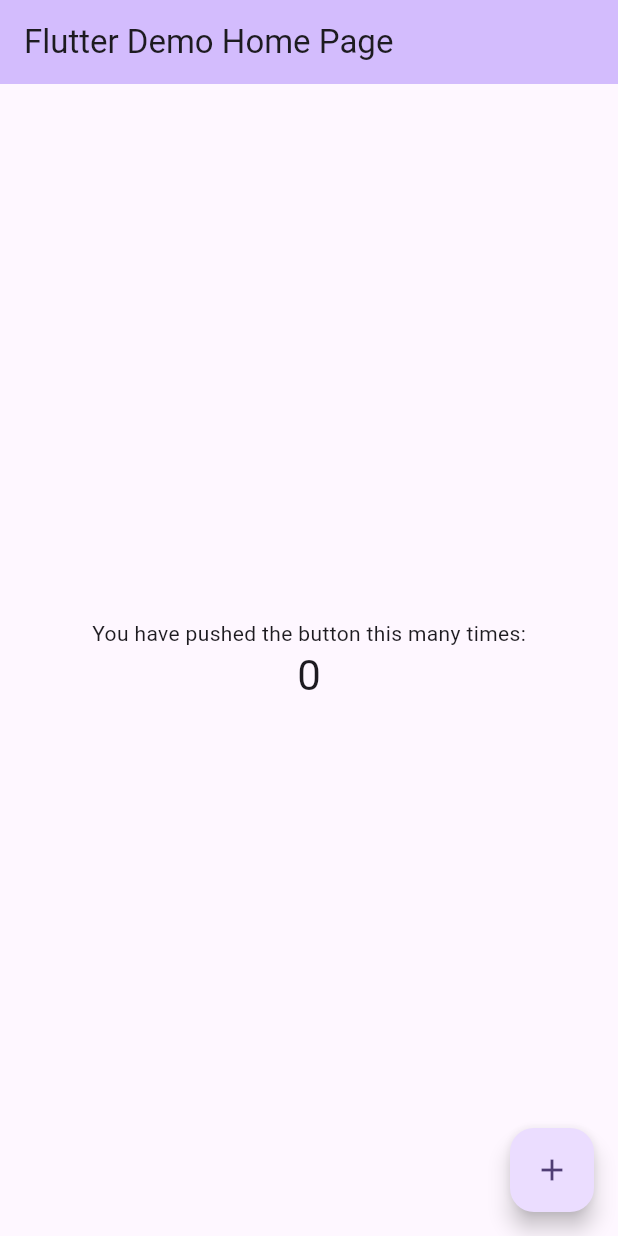
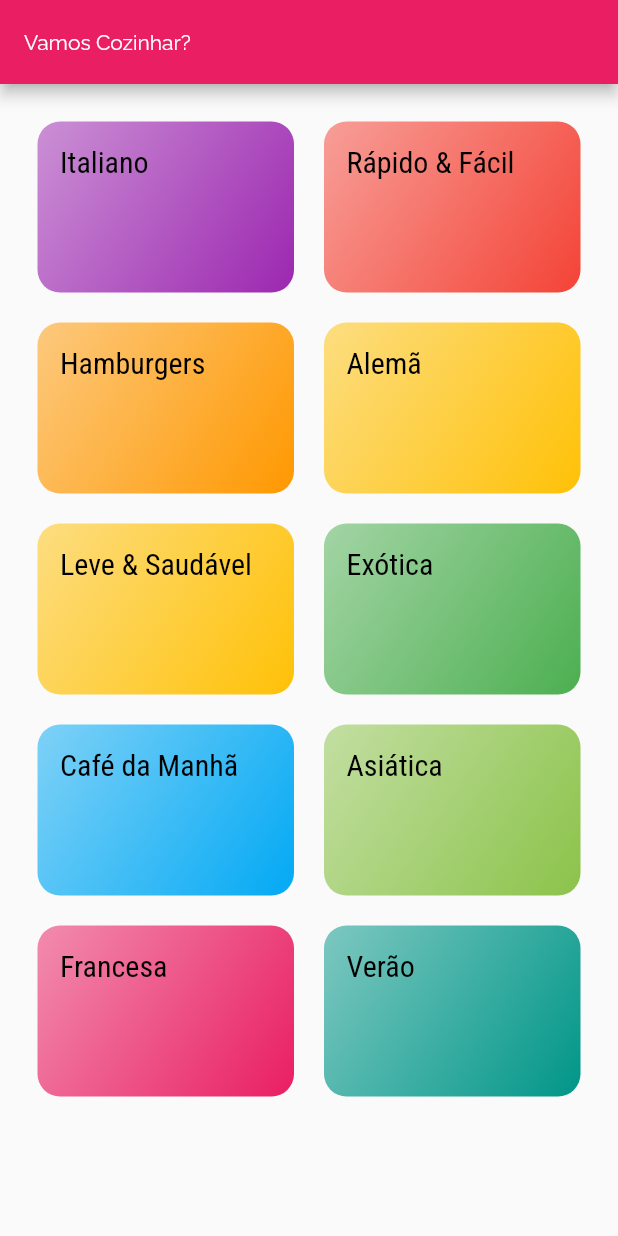
Before and after one commit to ailtonjunior-sd/meals_app, a Flutter app: the screen it shows after launch, on a phone screen of 412 x 824 dp. Run offline on Flutter 3.47's test engine with Material 2 defaults, Android fonts, the phone set to English and light mode, and no system bars.

Commit message:
screen page, tema e elementos dummy

```diff
--- /dev/null
+++ b/lib/components/category_item.dart
@@ -0,0 +1,30 @@
+import 'package:flutter/material.dart';
+import 'package:meals/models/category.dart';
+
+class CategoryItem extends StatelessWidget {
+  final Category category;
+
+  const CategoryItem(this.category, {super.key});
+
+  @override
+  Widget build(BuildContext context) {
+    return Container(
+      padding: const EdgeInsets.all(15),
+      decoration: BoxDecoration(
+        borderRadius: BorderRadius.circular(15),
+        gradient: LinearGradient(
+          colors: [
+            category.color.withOpacity(0.5),
+            category.color,
+          ],
+          begin: Alignment.topLeft,
+          end: Alignment.bottomRight,
+        ),
+      ),
+      child: Text(
+        category.title,
+        style: Theme.of(context).textTheme.titleMedium,
+      ),
+    );
+  }
+}
--- /dev/null
+++ b/lib/data/dummy-data.dart
@@ -0,0 +1,55 @@
+import 'package:flutter/material.dart';
+import 'package:meals/models/category.dart';
+
+const DUMMY_CATEGORIES = [
+  Category(
+    id: 'c1',
+    title: 'Italiano',
+    color: Colors.purple,
+  ),
+  Category(
+    id: 'c2',
+    title: 'Rápido & Fácil',
+    color: Colors.red,
+  ),
+  Category(
+    id: 'c3',
+    title: 'Hamburgers',
+    color: Colors.orange,
+  ),
+  Category(
+    id: 'c4',
+    title: 'Alemã',
+    color: Colors.amber,
+  ),
+  Category(
+    id: 'c5',
+    title: 'Leve & Saudável',
+    color: Colors.amber,
+  ),
+  Category(
+    id: 'c6',
+    title: 'Exótica',
+    color: Colors.green,
+  ),
+  Category(
+    id: 'c7',
+    title: 'Café da Manhã',
+    color: Colors.lightBlue,
+  ),
+  Category(
+    id: 'c8',
+    title: 'Asiática',
+    color: Colors.lightGreen,
+  ),
+  Category(
+    id: 'c9',
+    title: 'Francesa',
+    color: Colors.pink,
+  ),
+  Category(
+    id: 'c10',
+    title: 'Verão',
+    color: Colors.teal,
+  ),
+];
--- a/lib/main.dart
+++ b/lib/main.dart
@@ -1,125 +1,34 @@
 import 'package:flutter/material.dart';
+import 'package:meals/screens/categories_screen.dart';
 
-void main() {
-  runApp(const MyApp());
-}
+void main() => runApp(const MyApp());
 
 class MyApp extends StatelessWidget {
   const MyApp({super.key});
 
-  // This widget is the root of your application.
   @override
   Widget build(BuildContext context) {
+    final ThemeData theme = ThemeData();
     return MaterialApp(
-      title: 'Flutter Demo',
-      theme: ThemeData(
-        // This is the theme of your application.
-        //
-        // TRY THIS: Try running your application with "flutter run". You'll see
-        // the application has a blue toolbar. Then, without quitting the app,
-        // try changing the seedColor in the colorScheme below to Colors.green
-        // and then invoke "hot reload" (save your changes or press the "hot
-        // reload" button in a Flutter-supported IDE, or press "r" if you used
-        // the command line to start the app).
-        //
-        // Notice that the counter didn't reset back to zero; the application
-        // state is not lost during the reload. To reset the state, use hot
-        // restart instead.
-        //
-        // This works for code too, not just values: Most code changes can be
-        // tested with just a hot reload.
-        colorScheme: ColorScheme.fromSeed(seedColor: Colors.deepPurple),
-        useMaterial3: true,
+      title: 'DeliMeals',
+      theme: theme.copyWith(
+        colorScheme: theme.colorScheme.copyWith(
+          primary: Colors.pink,
+          secondary: Colors.amber,
+        ),
+        textTheme: theme.textTheme.copyWith(
+          bodyMedium: const TextStyle(
+            fontFamily: 'Raleway',
+            color: Colors.white,
+          ),
+          titleMedium: const TextStyle(
+            fontSize: 20,
+            fontFamily: 'RobotoCondensed',
+            color: Colors.black
+          )
+        )
       ),
-      home: const MyHomePage(title: 'Flutter Demo Home Page'),
+      home: const CategoriesScreen(),
     );
   }
 }
-
-class MyHomePage extends StatefulWidget {
-  const MyHomePage({super.key, required this.title});
-
-  // This widget is the home page of your application. It is stateful, meaning
-  // that it has a State object (defined below) that contains fields that affect
-  // how it looks.
-
-  // This class is the configuration for the state. It holds the values (in this
-  // case the title) provided by the parent (in this case the App widget) and
-  // used by the build method of the State. Fields in a Widget subclass are
-  // always marked "final".
-
-  final String title;
-
-  @override
-  State<MyHomePage> createState() => _MyHomePageState();
-}
-
-class _MyHomePageState extends State<MyHomePage> {
-  int _counter = 0;
-
-  void _incrementCounter() {
-    setState(() {
-      // This call to setState tells the Flutter framework that something has
-      // changed in this State, which causes it to rerun the build method below
-      // so that the display can reflect the updated values. If we changed
-      // _counter without calling setState(), then the build method would not be
-      // called again, and so nothing would appear to happen.
-      _counter++;
-    });
-  }
-
-  @override
-  Widget build(BuildContext context) {
-    // This method is rerun every time setState is called, for instance as done
-    // by the _incrementCounter method above.
-    //
-    // The Flutter framework has been optimized to make rerunning build methods
-    // fast, so that you can just rebuild anything that needs updating rather
-    // than having to individually change instances of widgets.
-    return Scaffold(
-      appBar: AppBar(
-        // TRY THIS: Try changing the color here to a specific color (to
-        // Colors.amber, perhaps?) and trigger a hot reload to see the AppBar
-        // change color while the other colors stay the same.
-        backgroundColor: Theme.of(context).colorScheme.inversePrimary,
-        // Here we take the value from the MyHomePage object that was created by
-        // the App.build method, and use it to set our appbar title.
-        title: Text(widget.title),
-      ),
-      body: Center(
-        // Center is a layout widget. It takes a single child and positions it
-        // in the middle of the parent.
-        child: Column(
-          // Column is also a layout widget. It takes a list of children and
-          // arranges them vertically. By default, it sizes itself to fit its
-          // children horizontally, and tries to be as tall as its parent.
-          //
-          // Column has various properties to control how it sizes itself and
-          // how it positions its children. Here we use mainAxisAlignment to
-          // center the children vertically; the main axis here is the vertical
-          // axis because Columns are vertical (the cross axis would be
-          // horizontal).
-          //
-          // TRY THIS: Invoke "debug painting" (choose the "Toggle Debug Paint"
-          // action in the IDE, or press "p" in the console), to see the
-          // wireframe for each widget.
-          mainAxisAlignment: MainAxisAlignment.center,
-          children: <Widget>[
-            const Text(
-              'You have pushed the button this many times:',
-            ),
-            Text(
-              '$_counter',
-              style: Theme.of(context).textTheme.headlineMedium,
-            ),
-          ],
-        ),
-      ),
-      floatingActionButton: FloatingActionButton(
-        onPressed: _incrementCounter,
-        tooltip: 'Increment',
-        child: const Icon(Icons.add),
-      ), // This trailing comma makes auto-formatting nicer for build methods.
-    );
-  }
-}
--- /dev/null
+++ b/lib/models/category.dart
@@ -0,0 +1,13 @@
+import 'package:flutter/material.dart';
+
+class Category {
+  final String id;
+  final String title;
+  final Color color;
+
+  const Category({
+    required this.id,
+    required this.title,
+    this.color = Colors.orange
+  });
+}
--- /dev/null
+++ b/lib/screens/categories_screen.dart
@@ -0,0 +1,31 @@
+import 'package:flutter/material.dart';
+import 'package:meals/components/category_item.dart';
+import 'package:meals/data/dummy-data.dart';
+
+class CategoriesScreen extends StatelessWidget {
+  const CategoriesScreen({super.key});
+
+  @override
+  Widget build(BuildContext context) {
+    return Scaffold(
+      appBar: AppBar(
+        title: Text(
+          'Vamos Cozinhar?',
+          style: Theme.of(context).textTheme.bodyMedium,
+        ),
+      ),
+      body: GridView(
+        padding: const EdgeInsets.all(25),
+        gridDelegate: const SliverGridDelegateWithMaxCrossAxisExtent(
+          maxCrossAxisExtent: 200,
+          childAspectRatio: 3 / 2,
+          crossAxisSpacing: 20,
+          mainAxisSpacing: 20,
+        ),
+        children: DUMMY_CATEGORIES.map((cat) {
+          return CategoryItem(cat);
+        }).toList(),
+      ),
+    );
+  }
+}
```
Also changed, not shown: pubspec.yaml (+17 -6 lines), assets/fonts/Raleway-Black.ttf (added), assets/fonts/Raleway-Bold.ttf (added), assets/fonts/Raleway-Regular.ttf (added), assets/fonts/RobotoCondensed-Bold.ttf (added), assets/fonts/RobotoCondensed-Italic.ttf (added), assets/fonts/RobotoCondensed-Light.ttf (added), assets/fonts/RobotoCondensed-Regular.ttf (added).
